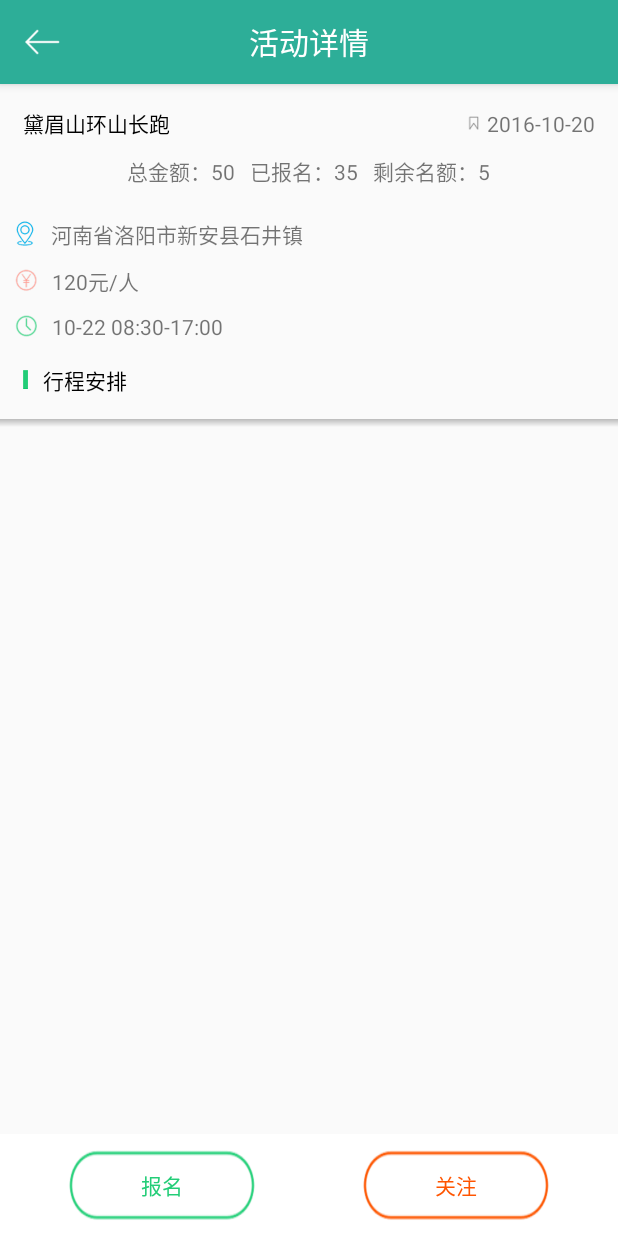
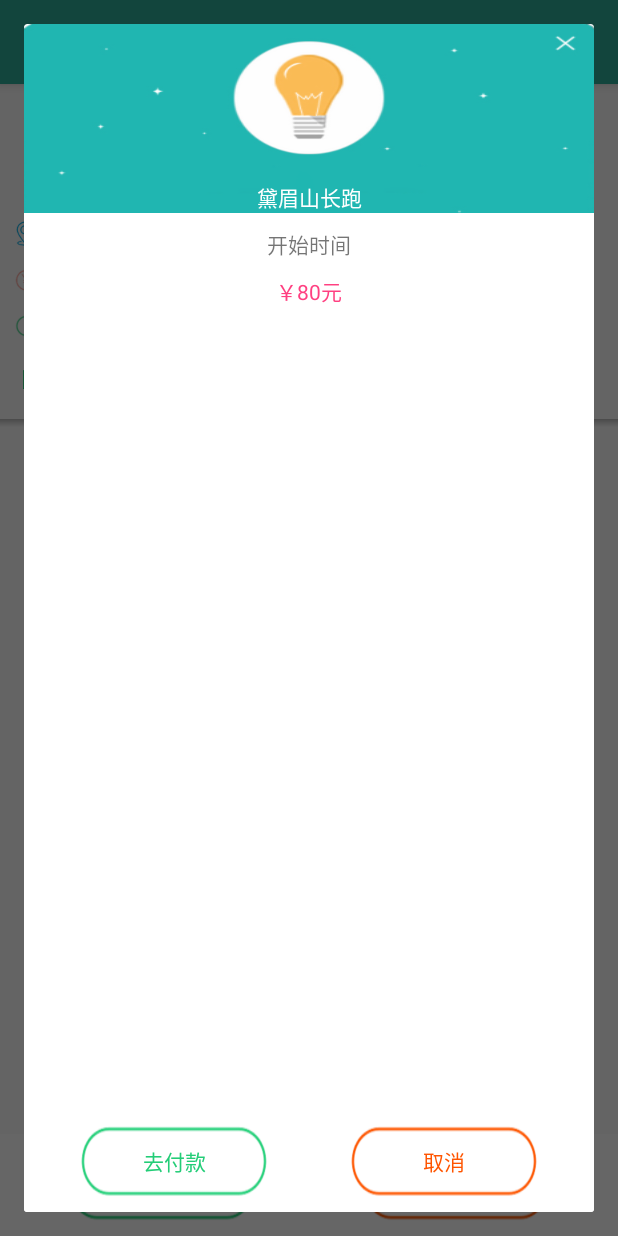
Before and after one commit to ActivityCommunityTeam/ActivityCommunity, an Android app: the XQActivity screen opened directly, with no data from a screen before it, after a tap on "报名", on a phone screen of 412 x 824 dp. Run offline under Robolectric (Android 15) with nearby library versions, the phone set to English and light mode, and no system bars; our stand-ins replace ButterKnife, Picasso; libraries missing offline, so code that uses them is left out: io.realm, rx.android.schedulers, rx.schedulers, rx.subscriptions; pictures from the network do not load; 8 statements that could not run were skipped.

Commit message:
第er次提交

```diff
--- a/app/src/main/java/com/example/administrator/activitycommunity/activity/XQActivity.java
+++ b/app/src/main/java/com/example/administrator/activitycommunity/activity/XQActivity.java
@@ -14,7 +14,9 @@ import android.widget.TextView;
 import android.widget.Toast;
 
 import com.example.administrator.activitycommunity.R;
+import com.example.administrator.activitycommunity.fragment.ApplyDialogFragment;
 import com.example.administrator.activitycommunity.model.ActivityDetail;
+import com.example.administrator.activitycommunity.model.AttentionStatus;
 import com.example.administrator.activitycommunity.model.Payment;
 import com.example.administrator.activitycommunity.model.SaveOrUpdateAtten;
 import com.example.administrator.activitycommunity.model.SaveOrder;
@@ -69,7 +71,9 @@ public class XQActivity extends AppCompatActivity {
     private CompositeSubscription compositeSubscription;
     private int mMax_num_people = -1;
     private Realm realm;
+    private User mUser;
     private static String STATUS = "";
+    private static int CODE = -1;
     private static String LZBZ = "";
     private static String URL="http://211.149.235.17:8080/hdsq/app/getDetailContent/";
 
@@ -80,9 +84,42 @@ public class XQActivity extends AppCompatActivity {
         mUnbinder = ButterKnife.bind(this);
         compositeSubscription = new CompositeSubscription();
         realm = Realm.getDefaultInstance();
+        realm.beginTransaction();
+        mUser = realm.where(User.class).findFirst();
+        realm.commitTransaction();
+        initData();
         initView();
-        initData();
 
+
+    }
+
+    private void getAttentionStatus(int activityId) {
+        NetWork.getApiService().getAttentionStatus(mUser.getUser_id(),activityId)
+                .subscribeOn(Schedulers.io())
+                .observeOn(AndroidSchedulers.mainThread())
+                .subscribe(new Observer<AttentionStatus>() {
+                    @Override
+                    public void onCompleted() {
+
+                    }
+
+                    @Override
+                    public void onError(Throwable e) {
+
+                    }
+
+                    @Override
+                    public void onNext(AttentionStatus attentionStatus) {
+                        if (attentionStatus.getStatus().equals("01")){
+                            xqAtttionBtn.setText("已关注");
+                            STATUS = "02";
+                        }else {
+                            xqAtttionBtn.setText("关注");
+                            STATUS = "01";
+                        }
+
+                    }
+                });
 
     }
 
@@ -132,6 +169,7 @@ public class XQActivity extends AppCompatActivity {
                         public void onNext(ActivityDetail activityDetail) {
                             Log.i("Daniel", "XQActivity---onError---成功获取详情！---");
                             mActivityDetail = activityDetail;
+                            getAttentionStatus(activityDetail.getActivity_id());
                             setData();
                         }
                     });
@@ -174,7 +212,7 @@ public class XQActivity extends AppCompatActivity {
     public void onClick(View view) {
         switch (view.getId()) {
             case R.id.xq_apply_btn:
-                show_Dialog();
+                show_Dialog(mActivityDetail);
 
                 break;
             case R.id.xq_atttion_btn:
@@ -185,7 +223,9 @@ public class XQActivity extends AppCompatActivity {
         }
     }
 
-    private void show_Dialog() {
+    private void show_Dialog(ActivityDetail activityDetail) {
+        ApplyDialogFragment applyDialogFragment = new ApplyDialogFragment(activityDetail);
+        applyDialogFragment.show(getFragmentManager(),"applyDialogFragment");
 //        View view = LayoutInflater.from(this).inflate(R.layout.zhifu, null);
 //        // 设置style 控制默认dialog带来的边距问题
 //        final Dialog dialog = new Dialog(this, R.style.common_dialog);
@@ -264,18 +304,8 @@ public class XQActivity extends AppCompatActivity {
     }
 
     private void getAttentionNetWork() {
-        realm.beginTransaction();
-        User _query = realm.where(User.class).findFirst();
-        realm.commitTransaction();
-        String _attendtion = xqAtttionBtn.getText().toString();
-        if (_attendtion.equals("关注")) {
-            STATUS = "01";
-        } else {
-            STATUS = "02";
-        }
-        Log.i("Daniel", "XQActivity---getNetWork---query.getUser_id()---" + _query.getUser_id());
-        Log.i("Daniel", "XQActivity---getNetWork---mActivityDetail.getActivity_id()---" + mActivityDetail.getActivity_id());
-        NetWork.getApiService().SaveOrUpdateAtten(_query.getUser_id(), mActivityDetail.getActivity_id(), STATUS)
+
+        NetWork.getApiService().SaveOrUpdateAtten(mUser.getUser_id(), mActivityDetail.getActivity_id(), STATUS)
                 .subscribeOn(Schedulers.io())
                 .observeOn(AndroidSchedulers.mainThread())
                 .subscribe(new Observer<SaveOrUpdateAtten>() {
@@ -293,12 +323,15 @@ public class XQActivity extends AppCompatActivity {
                     public void onNext(SaveOrUpdateAtten saveOrUpdateAtten) {
                         Log.i("Daniel", "XQActivity---onNext---saveOrUpdateAtten.getCode()---" + saveOrUpdateAtten.getCode());
                         Log.i("Daniel", "XQActivity---onNext---STATUS---" + STATUS);
-                        if (saveOrUpdateAtten.getCode() == 1 && STATUS.equals("01")) {
+                        CODE=saveOrUpdateAtten.getCode();
+                        if (CODE == 1 && STATUS.equals("01")) {
                             Toast.makeText(XQActivity.this, "关注成功！", Toast.LENGTH_SHORT).show();
                             xqAtttionBtn.setText("已关注");
+                            STATUS="02";
                         } else {
                             Toast.makeText(XQActivity.this, "已取消关注！", Toast.LENGTH_SHORT).show();
                             xqAtttionBtn.setText("关注");
+                            STATUS="01";
                         }
 
                     }
--- a/app/src/main/java/com/example/administrator/activitycommunity/fragment/ApplyDialogFragment.java
+++ b/app/src/main/java/com/example/administrator/activitycommunity/fragment/ApplyDialogFragment.java
@@ -1,19 +1,120 @@
 package com.example.administrator.activitycommunity.fragment;
 
-import android.app.Dialog;
+import android.app.DialogFragment;
 import android.os.Bundle;
-import android.support.annotation.NonNull;
-import android.support.v4.app.DialogFragment;
+import android.support.annotation.Nullable;
+import android.util.Log;
+import android.view.LayoutInflater;
+import android.view.View;
+import android.view.ViewGroup;
+import android.widget.Button;
+import android.widget.TextView;
+
+import com.example.administrator.activitycommunity.R;
+import com.example.administrator.activitycommunity.model.ActivityDetail;
 
 /**
  * Created by Daniel on 2016/12/6.
  */
 
-public class ApplyDialogFragment extends DialogFragment {
-    @NonNull
+public class ApplyDialogFragment extends DialogFragment implements View.OnClickListener {
+    private Button xqApplyBtn;
+    private Button xqCancelBtn;
+    private TextView begintimeTv;
+    private TextView moneyTv;
+    private TextView titleTv;
+    public static final int FILL_PARENT = -1;
+    public static final int MATCH_PARENT = -1;
+    public static final int WRAP_CONTENT = -2;
+
+    private ActivityDetail activityDetail;
+
+    public ApplyDialogFragment(ActivityDetail activityDetail) {
+        this.activityDetail = activityDetail;
+    }
+
+    @Nullable
     @Override
-    public Dialog onCreateDialog(Bundle savedInstanceState) {
-        return super.onCreateDialog(savedInstanceState);
+    public View onCreateView(LayoutInflater inflater, ViewGroup container, Bundle savedInstanceState) {
+        View view = inflater.inflate(R.layout.zhifu, null);
+        begintimeTv = (TextView) view.findViewById(R.id.begintime_tv);
+        moneyTv = (TextView) view.findViewById(R.id.money_tv);
+        xqApplyBtn = (Button) view.findViewById(R.id.xq_apply_btn);
+        xqCancelBtn = (Button) view.findViewById(R.id.xq_cancel_btn);
+        titleTv = (TextView) view.findViewById(R.id.title_tv);
+        begintimeTv.setText("开始时间："+activityDetail.getBegin_time());
+        moneyTv.setText("￥"+activityDetail.getPrice());
+        titleTv.setText(activityDetail.getActivity_title());
+        xqApplyBtn.setOnClickListener(this);
+        xqCancelBtn.setOnClickListener(this);
+        return view;
+    }
 
+//    @Override
+//    public Dialog onCreateDialog(Bundle savedInstanceState) {
+//        AlertDialog.Builder builder = new AlertDialog.Builder(getActivity());
+//        LayoutInflater inflater = getActivity().getLayoutInflater();
+//        View view = inflater.inflate(R.layout.zhifu, null);
+//        begintimeTv = (TextView) view.findViewById(R.id.begintime_tv);
+//        moneyTv = (TextView) view.findViewById(R.id.money_tv);
+//        xqApplyBtn = (Button) view.findViewById(R.id.xq_apply_btn);
+//        xqCancelBtn = (Button) view.findViewById(R.id.xq_cancel_btn);
+//        titleTv = (TextView) view.findViewById(R.id.title_tv);
+//
+//        begintimeTv.setText("开始时间："+activityDetail.getBegin_time());
+//        moneyTv.setText("￥"+activityDetail.getPrice());
+//        titleTv.setText(activityDetail.getActivity_title());
+//        xqApplyBtn.setOnClickListener(this);
+//        xqCancelBtn.setOnClickListener(this);
+//
+//          /*
+//         * 将对话框的大小按屏幕大小的百分比设置
+//         */
+//        WindowManager wm = getActivity().getWindowManager();
+//        int width = wm.getDefaultDisplay().getWidth()/2;
+//        int height = wm.getDefaultDisplay().getHeight()/2;
+////        Log.i("Daniel", "ApplyDialogFragment---onCreateDialog---height---"+height);
+////        Log.i("Daniel", "ApplyDialogFragment---onCreateDialog--- view.getLayoutParams()---"+ view.getLayoutParams());
+////        RelativeLayout.LayoutParams params = (RelativeLayout.LayoutParams) view.getLayoutParams();
+////        params.width = width;
+////        params.height=height;
+////        view.setLayoutParams(params);
+////        WindowManager m = getWindowManager();
+////        Display d = m.getDefaultDisplay(); // 获取屏幕宽、高用
+////        WindowManager.LayoutParams p = dialogWindow.getAttributes(); // 获取对话框当前的参数值
+////        p.height = (int) (d.getHeight() * 0.6); // 高度设置为屏幕的0.6
+////        p.width = (int) (d.getWidth() * 0.65); // 宽度设置为屏幕的0.65
+////        dialogWindow.setAttributes(p);
+//
+//
+//
+//        // Inflate and set the layout for the dialog
+//        // Pass null as the parent view because its going in the dialog layout
+//        builder.setView(view);
+////        builder.setView(view)
+////                // Add action buttons
+////                .setPositiveButton("Sign in",
+////                        new DialogInterface.OnClickListener() {
+////                            @Override
+////                            public void onClick(DialogInterface dialog, int id) {
+////                            }
+////                        }).setNegativeButton("Cancel", null);
+//
+//        return builder.create();
+//    }
+    @Override
+    public void onClick(View view) {
+        switch (view.getId()){
+            case R.id.xq_apply_btn:
+                Log.i("Daniel", "ApplyDialogFragment---onClick---xq_apply_btn---");
+
+
+                break;
+            case R.id.xq_cancel_btn:
+                Log.i("Daniel", "ApplyDialogFragment---onClick---xq_cancel_btn---");
+                dismiss();
+
+                break;
+        }
     }
 }
--- a/app/src/main/java/com/example/administrator/activitycommunity/net/ApiService.java
+++ b/app/src/main/java/com/example/administrator/activitycommunity/net/ApiService.java
@@ -2,6 +2,7 @@ package com.example.administrator.activitycommunity.net;
 
 import com.example.administrator.activitycommunity.model.ActivityDetail;
 import com.example.administrator.activitycommunity.model.Activitys;
+import com.example.administrator.activitycommunity.model.AttentionStatus;
 import com.example.administrator.activitycommunity.model.Carousel;
 import com.example.administrator.activitycommunity.model.Login;
 import com.example.administrator.activitycommunity.model.Payment;
@@ -26,6 +27,9 @@ import rx.Observable;
  */
 
 public interface ApiService {
+
+    @GET("getAttentionStatus/{user_id}-{activity_id}")
+    Observable<AttentionStatus> getAttentionStatus(@Path("user_id")int user_id,@Path("activity_id")int activity_id);
     /**
      * 获取个人参与的活动
      * @param lzbz
--- a/app/src/main/res/layout/zhifu.xml
+++ b/app/src/main/res/layout/zhifu.xml
@@ -12,6 +12,7 @@
         android:scaleType="fitXY"
         />
     <TextView
+        android:id="@+id/title_tv"
         android:layout_width="match_parent"
         android:layout_height="wrap_content"
         android:text="黛眉山长跑"
@@ -29,6 +30,7 @@
         android:padding="10dp"
         />
     <TextView
+        android:id="@+id/money_tv"
         android:layout_width="match_parent"
         android:layout_height="wrap_content"
         android:text="￥80元"
@@ -66,7 +68,7 @@
             android:gravity="center"
             >
             <Button
-                android:id="@+id/xq_atttion_btn"
+                android:id="@+id/xq_cancel_btn"
                 android:layout_width="wrap_content"
                 android:layout_height="wrap_content"
                 android:text="取消"
```
Also changed, not shown: app/src/main/java/com/example/administrator/activitycommunity/model/AttentionStatus.java (added, +23 -0 lines).
